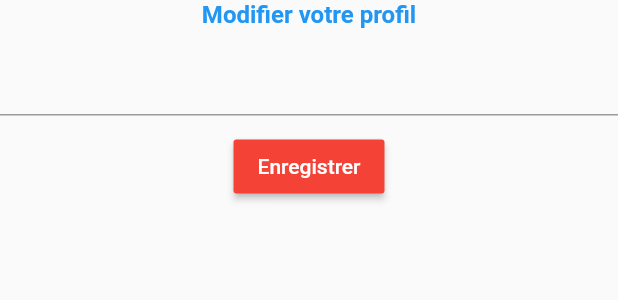
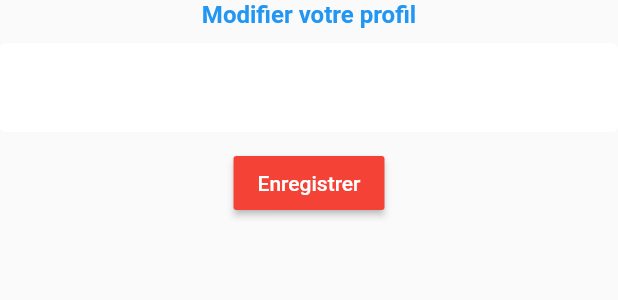
Before and after one commit to Diewrine/Projet_trans_dic2, a Flutter app: the EditComptableProfil widget shown alone on an empty page, opened directly with empty values, on a phone screen of 412 x 824 dp. Shown: the top 300 px of the screen. Run offline on Flutter 3.47's test engine with Material 2 defaults, Android fonts, the phone set to English and light mode, and no system bars; our stand-ins replace cloud_firestore, firebase_auth, flutter_spinkit; accounts and stored records are empty.

Commit message:
EditProfil

```diff
--- a/lib/screens/home/widgets/EditProfil/widgets/editComptableOwnProfil.dart
+++ b/lib/screens/home/widgets/EditProfil/widgets/editComptableOwnProfil.dart
@@ -1,5 +1,6 @@
 import 'package:dic2_project_trans/models/user.dart';
 import 'package:dic2_project_trans/services/database.dart';
+import 'package:dic2_project_trans/shared/constants.dart';
 import 'package:flutter/material.dart';
 
 class EditComptableProfil extends StatefulWidget {
@@ -33,6 +34,7 @@ class _EditComptableProfilState extends State<EditComptableProfil> {
               height: 10.0,
             ),
             TextFormField(
+              decoration: formDecoration,
               initialValue: user.fullname,
               validator: (value) => value.isEmpty ? 'Entrez votre nom' : null,
               onChanged: (val) => setState(() => currentFullname = val),
--- /dev/null
+++ b/lib/shared/constants.dart
@@ -0,0 +1,16 @@
+import 'package:flutter/material.dart';
+
+const formDecoration = InputDecoration(
+    fillColor: Colors.white,
+    filled: true,
+    enabledBorder: OutlineInputBorder(
+      borderSide: BorderSide(
+        color: Colors.white,
+        width: 2.0,
+      ),
+    ),
+    focusedBorder: OutlineInputBorder(
+        borderSide: BorderSide(
+      color: Colors.blue,
+      width: 2.0,
+    )));
```
Also changed, not shown: lib/screens/home/editProfil.dart (added, +71 -0 lines), lib/screens/home/widgets/EditProfil/widgets/editChefDeptProfil.dart (+11 -8 lines), lib/screens/home/widgets/EditProfil/widgets/editEtudiantOwnForm.dart (+20 -5 lines), lib/screens/home/widgets/EditProfil/widgets/editProfOwnProfil.dart (+11 -9 lines).
